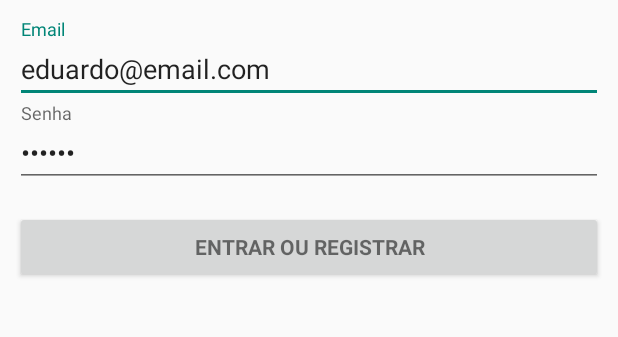
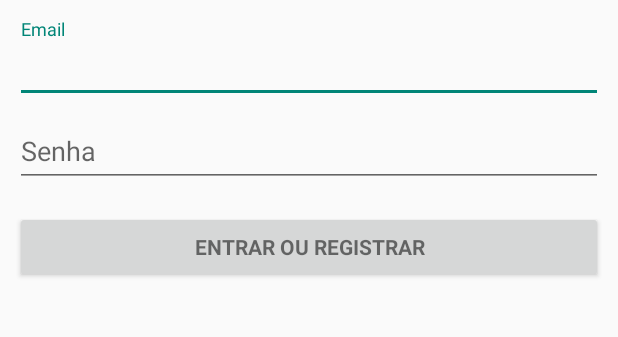
Before and after one commit to luiscomp/ShareLocation, an Android app: the screen it shows after launch (LoginActivity), on a phone screen of 412 x 824 dp, the part 296-633 px from its top. Run offline under Robolectric (Android 15) with nearby library versions, the phone set to English and light mode, and no system bars; our stand-ins replace Firebase (no records; nobody signed in at launch, a user with empty details on screens opened directly).

Commit message:
Correcoes view login

```diff
--- a/app/src/main/res/layout/activity_login.xml
+++ b/app/src/main/res/layout/activity_login.xml
@@ -9,8 +9,8 @@
     <LinearLayout
         android:layout_width="match_parent"
         android:layout_height="200dp"
-        android:orientation="vertical"
-        android:gravity="center">
+        android:gravity="center"
+        android:orientation="vertical">
 
         <ImageView
             android:layout_width="wrap_content"
@@ -31,8 +31,8 @@
     <LinearLayout
         android:layout_width="match_parent"
         android:layout_height="match_parent"
-        android:padding="@dimen/default_padding"
-        android:orientation="vertical">
+        android:orientation="vertical"
+        android:padding="@dimen/default_padding">
 
         <android.support.design.widget.TextInputLayout
             android:layout_width="match_parent"
@@ -43,11 +43,11 @@
                 android:layout_width="match_parent"
                 android:layout_height="wrap_content"
                 android:hint="@string/email_text"
-                android:text="eduardo@email.com"
+                android:imeOptions="actionNext"
                 android:inputType="textEmailAddress"
-                android:imeOptions="actionNext"
                 android:maxLines="1"
-                android:singleLine="true" />
+                android:singleLine="true"
+                android:text="" />
 
         </android.support.design.widget.TextInputLayout>
 
@@ -60,22 +60,22 @@
                 android:layout_width="match_parent"
                 android:layout_height="wrap_content"
                 android:hint="@string/senha_text"
-                android:text="123456"
                 android:imeOptions="actionDone"
                 android:inputType="textPassword"
                 android:maxLines="1"
-                android:singleLine="true" />
+                android:singleLine="true"
+                android:text="" />
 
         </android.support.design.widget.TextInputLayout>
 
         <Button
             android:id="@+id/btnLogin"
+            style="?android:textAppearanceSmall"
             android:layout_width="match_parent"
             android:layout_height="wrap_content"
             android:layout_marginTop="16dp"
             android:text="@string/login_ou_registrar_text"
-            android:textStyle="bold"
-            style="?android:textAppearanceSmall"/>
+            android:textStyle="bold"/>
 
     </LinearLayout>
 </LinearLayout>
```
